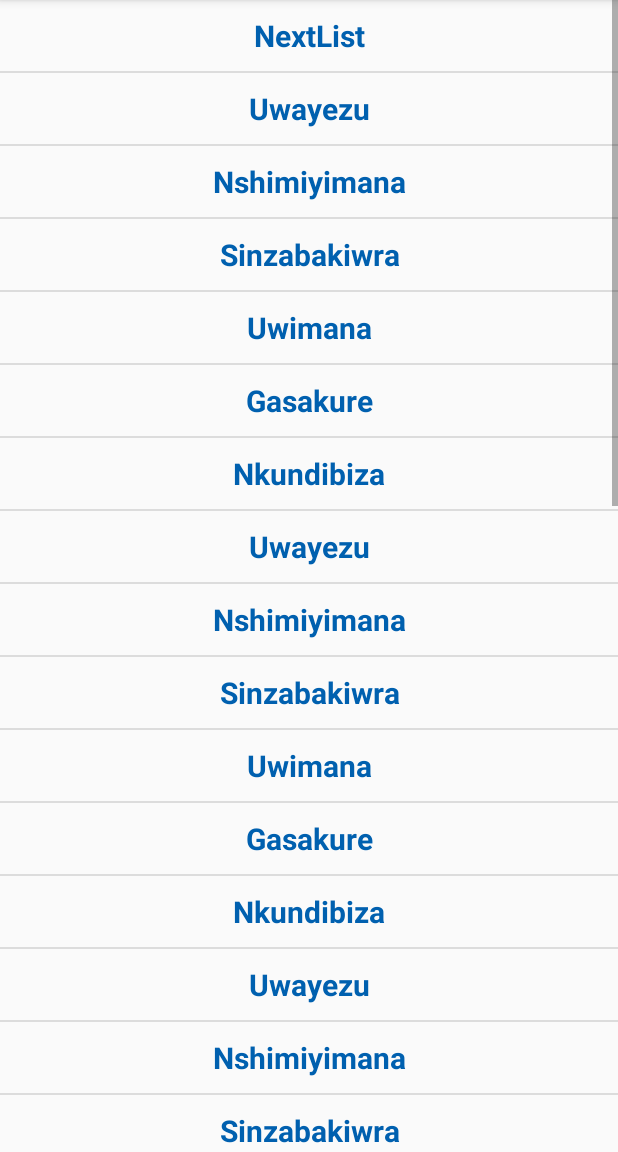
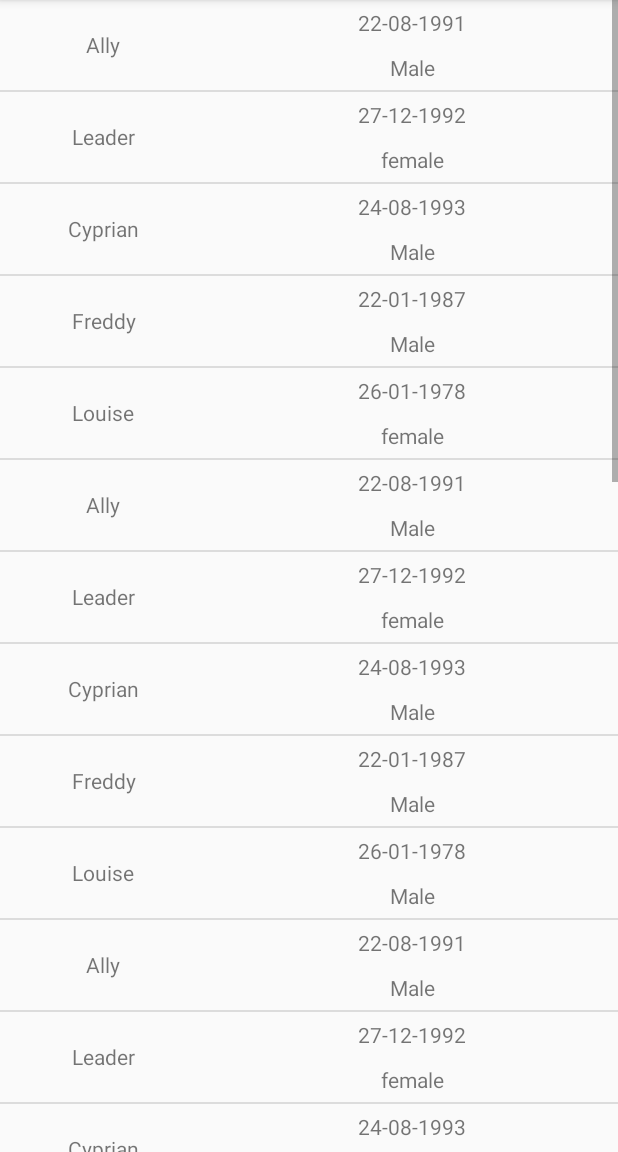
Before and after one commit to NKUNDIBIZA/ListViews, an Android app: the SimpleListLayout screen opened directly, with no data from a screen before it, after a tap on "NextList", on a phone screen of 412 x 824 dp, the part 84-1236 px from its top. Run offline under Robolectric (Android 15) with nearby library versions, the phone set to English and light mode, and no system bars.

Commit message:
Implemented PerslonList adapter and created an intent to call it from SimpleList activity

```diff
--- a/app/src/main/java/com/cyogere/simplelist/ComplexList.java
+++ b/app/src/main/java/com/cyogere/simplelist/ComplexList.java
@@ -4,6 +4,7 @@ import androidx.appcompat.app.AppCompatActivity;
 
 import android.os.Bundle;
 import android.util.Log;
+import android.widget.ListView;
 
 import java.util.ArrayList;
 
@@ -18,35 +19,35 @@ public class ComplexList extends AppCompatActivity {
         Log.d(TAG, "onCreate: ActivityCreated");
 
         Person ally = new Person("Ally", "22-08-1991", "Male");
-        Person leader = new Person("Leader", "27-12-1992", "Male");
+        Person leader = new Person("Leader", "27-12-1992", "female");
         Person cyprian = new Person("Cyprian", "24-08-1993", "Male");
         Person freddy = new Person("Freddy", "22-01-1987", "Male");
-        Person louise = new Person("Louise", "26-01-1978", "Male");
+        Person louise = new Person("Louise", "26-01-1978", "female");
         Person ally1 = new Person("Ally", "22-08-1991", "Male");
-        Person leader1 = new Person("Leader", "27-12-1992", "Male");
+        Person leader1 = new Person("Leader", "27-12-1992", "female");
         Person cyprian1 = new Person("Cyprian", "24-08-1993", "Male");
         Person freddy1 = new Person("Freddy", "22-01-1987", "Male");
         Person louise1 = new Person("Louise", "26-01-1978", "Male");
         Person ally2 = new Person("Ally", "22-08-1991", "Male");
-        Person leader2 = new Person("Leader", "27-12-1992", "Male");
+        Person leader2 = new Person("Leader", "27-12-1992", "female");
         Person cyprian2 = new Person("Cyprian", "24-08-1993", "Male");
         Person freddy2 = new Person("Freddy", "22-01-1987", "Male");
-        Person louise2 = new Person("Louise", "26-01-1978", "Male");
+        Person louise2 = new Person("Louise", "26-01-1978", "female");
         Person ally3 = new Person("Ally", "22-08-1991", "Male");
-        Person leader3 = new Person("Leader", "27-12-1992", "Male");
+        Person leader3 = new Person("Leader", "27-12-1992", "female");
         Person cyprian3 = new Person("Cyprian", "24-08-1993", "Male");
         Person freddy3 = new Person("Freddy", "22-01-1987", "Male");
-        Person louise3 = new Person("Louise", "26-01-1978", "Male");
+        Person louise3 = new Person("Louise", "26-01-1978", "female");
         Person ally4 = new Person("Ally", "22-08-1991", "Male");
-        Person leader4 = new Person("Leader", "27-12-1992", "Male");
+        Person leader4 = new Person("Leader", "27-12-1992", "female");
         Person cyprian4 = new Person("Cyprian", "24-08-1993", "Male");
         Person freddy4 = new Person("Freddy", "22-01-1987", "Male");
-        Person louise4 = new Person("Louise", "26-01-1978", "Male");
+        Person louise4 = new Person("Louise", "26-01-1978", "female");
         Person ally5 = new Person("Ally", "22-08-1991", "Male");
-        Person leader5 = new Person("Leader", "27-12-1992", "Male");
+        Person leader5 = new Person("Leader", "27-12-1992", "female");
         Person cyprian5 = new Person("Cyprian", "24-08-1993", "Male");
         Person freddy5 = new Person("Freddy", "22-01-1987", "Male");
-        Person louise5 = new Person("Louise", "26-01-1978", "Male");
+        Person louise5 = new Person("Louise", "26-01-1978", "female");
 
         ArrayList<Person> peopleList = new ArrayList<>();
         peopleList.add(ally); peopleList.add(leader); peopleList.add(cyprian); peopleList.add(freddy); peopleList.add(louise);
@@ -57,7 +58,8 @@ public class ComplexList extends AppCompatActivity {
         peopleList.add(ally5); peopleList.add(leader5); peopleList.add(cyprian5); peopleList.add(freddy5); peopleList.add(louise5);
 
         //Create an adapter
-        PersonListAdapter adapter = new PersonListAdapter(this,R.layout.adapter_view_layout);
-
+        PersonListAdapter adapter = new PersonListAdapter(this, R.layout.adapter_view_layout, peopleList);
+        ListView complexListView = findViewById(R.id.complexListView);
+        complexListView.setAdapter(adapter);
     }
 }
--- a/app/src/main/java/com/cyogere/simplelist/PersonListAdapter.java
+++ b/app/src/main/java/com/cyogere/simplelist/PersonListAdapter.java
@@ -1,4 +1,49 @@
 package com.cyogere.simplelist;
 
-class PersonListAdapter {
+import android.content.Context;
+import android.view.LayoutInflater;
+import android.view.View;
+import android.view.ViewGroup;
+import android.widget.ArrayAdapter;
+import android.widget.TextView;
+
+import androidx.annotation.NonNull;
+import androidx.annotation.Nullable;
+
+import java.util.ArrayList;
+
+class PersonListAdapter extends ArrayAdapter<Person> {
+
+    private static final String TAG = "PersonListAdapter";
+    Context mContext;
+    int mResource;
+
+    public PersonListAdapter(@NonNull Context context, int resource, @NonNull ArrayList<Person> objects) {
+        super(context, resource, objects);
+        this.mContext = context;
+        this.mResource = resource;
+    }
+
+    @NonNull
+    @Override
+    public View getView(int position, @Nullable View convertView, @NonNull ViewGroup parent) {
+        ///LayoutInflater layoutInflater = new LayoutInflater().from(mContext);
+        LayoutInflater inflater =  LayoutInflater.from(mContext);
+        convertView = inflater.inflate(mResource, parent, false); //this is not a good practice
+
+        String name = getItem(position).getName();
+        String birthday = getItem(position).getBirthday();
+        String gender = getItem(position).getGender();
+        Person person = new Person(name, birthday, gender);
+
+        TextView nameText = convertView.findViewById(R.id.nameText);
+        TextView birthdayText = convertView.findViewById(R.id.birthdayText);
+        TextView genderText = convertView.findViewById(R.id.genderText);
+
+        nameText.setText(name);
+        birthdayText.setText(birthday);
+        genderText.setText(gender);
+
+        return convertView;
+    }
 }
--- a/app/src/main/java/com/cyogere/simplelist/SimpleListLayout.java
+++ b/app/src/main/java/com/cyogere/simplelist/SimpleListLayout.java
@@ -72,7 +72,12 @@ public class SimpleListLayout extends AppCompatActivity {
             @Override
             public void onItemClick(AdapterView<?> parent, View view, int position, long id) {
                 String i = (String) CustomList.getItemAtPosition(position);
-                    Toast.makeText(getApplicationContext(), i, Toast.LENGTH_LONG).show();
+                    if(!i.equals("NextList"))
+                        Toast.makeText(getApplicationContext(), i, Toast.LENGTH_LONG).show();
+                    else {
+                        Intent intent = new Intent(getApplicationContext(), ComplexList.class);
+                        startActivity(intent);
+                    }
             }
         });
     }
--- a/app/src/main/res/layout/adapter_view_layout.xml
+++ b/app/src/main/res/layout/adapter_view_layout.xml
@@ -10,8 +10,7 @@
         android:layout_width="match_parent"
         android:layout_height="60dp"
         android:layout_weight="66.6"
-        android:gravity="center"
-        android:text="Name"/>
+        android:gravity="center"/>
     <LinearLayout
         android:layout_width="match_parent"
         android:layout_height="60dp"
@@ -22,14 +21,12 @@
             android:id="@+id/birthdayText"
             android:layout_width="match_parent"
             android:layout_height="30dp"
-            android:gravity="center"
-            android:text="Brithday"/>
+            android:gravity="center"/>
         <TextView
             android:id="@+id/genderText"
             android:layout_width="match_parent"
             android:layout_height="30dp"
-            android:gravity="center"
-            android:text="Gender"/>
+            android:gravity="center"/>
 
     </LinearLayout>
 
```
